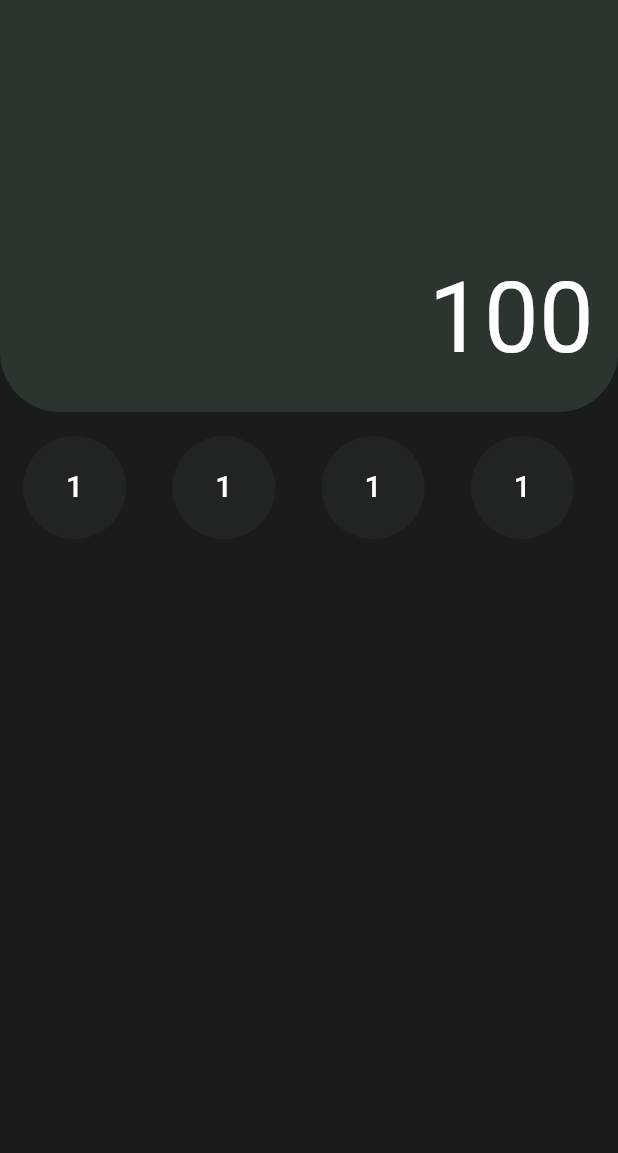
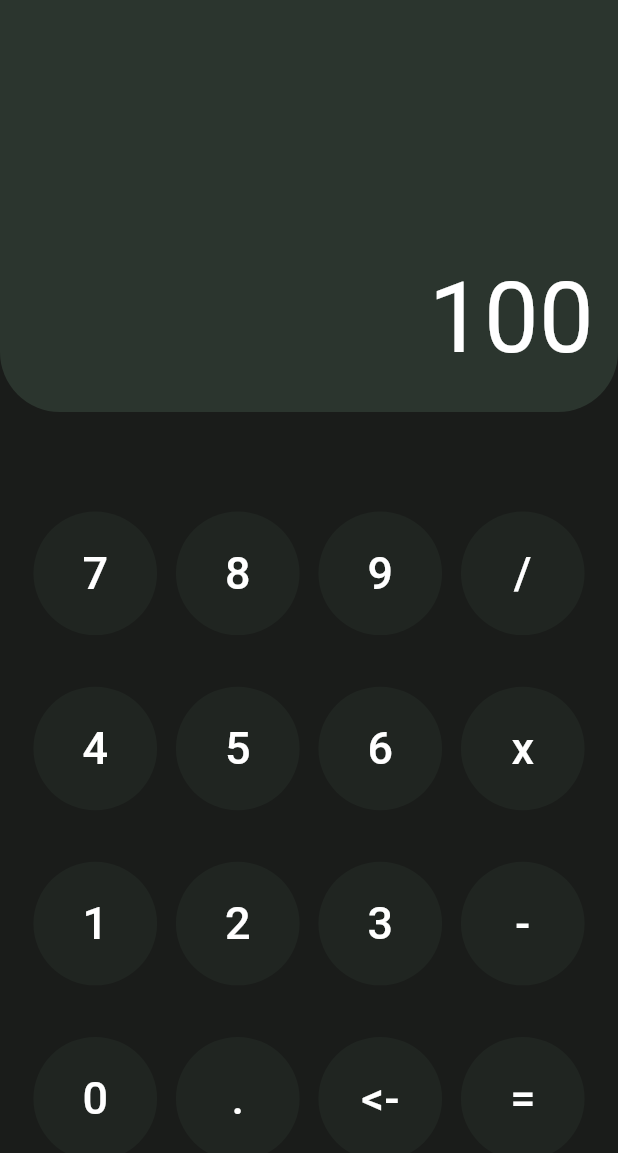
Before and after one commit to fr4nsgallegos/recetasappg10, a Flutter app: the screen it shows after launch, on a phone screen of 412 x 824 dp. Shown: the top 1153 px of the screen. Run offline on Flutter 3.47's test engine with Material 3 defaults, Android fonts, the phone set to English and light mode, and no system bars; our stand-ins replace curved_navigation_bar.

Commit message:
build buttons calculator

```diff
--- a/lib/pages/calculator_page.dart
+++ b/lib/pages/calculator_page.dart
@@ -31,14 +31,48 @@ class CalculatorPage extends StatelessWidget {
             SizedBox(
               height: 16,
             ),
+            Expanded(
+              child: Padding(
+                padding: EdgeInsets.all(16),
+                child: Column(
+                  mainAxisAlignment: MainAxisAlignment.spaceEvenly,
+                  children: [
                     Row(
                       children: [
-                BuildButton(),
-                BuildButton(),
-                BuildButton(),
-                BuildButton(),
+                        BuildButton("7", Color(0xff202521), () {}),
+                        BuildButton("8", Color(0xff202521), () {}),
+                        BuildButton("9", Color(0xff202521), () {}),
+                        BuildButton("/", Color(0xff202521), () {}),
                       ],
-            )
+                    ),
+                    Row(
+                      children: [
+                        BuildButton("4", Color(0xff202521), () {}),
+                        BuildButton("5", Color(0xff202521), () {}),
+                        BuildButton("6", Color(0xff202521), () {}),
+                        BuildButton("x", Color(0xff202521), () {}),
+                      ],
+                    ),
+                    Row(
+                      children: [
+                        BuildButton("1", Color(0xff202521), () {}),
+                        BuildButton("2", Color(0xff202521), () {}),
+                        BuildButton("3", Color(0xff202521), () {}),
+                        BuildButton("-", Color(0xff202521), () {}),
+                      ],
+                    ),
+                    Row(
+                      children: [
+                        BuildButton("0", Color(0xff202521), () {}),
+                        BuildButton(".", Color(0xff202521), () {}),
+                        BuildButton("<-", Color(0xff202521), () {}),
+                        BuildButton("=", Color(0xff202521), () {}),
+                      ],
+                    ),
+                  ],
+                ),
+              ),
+            ),
           ],
         ),
       ),
@@ -47,22 +81,33 @@ class CalculatorPage extends StatelessWidget {
 }
 
 class BuildButton extends StatelessWidget {
+  String texto;
+  Color bgColor;
+  VoidCallback funcion;
+
+  BuildButton(
+    this.texto,
+    this.bgColor,
+    this.funcion,
+  );
   @override
   Widget build(BuildContext context) {
-    return OutlinedButton(
+    return Expanded(
+      child: OutlinedButton(
         style: OutlinedButton.styleFrom(
           shape: CircleBorder(),
-        backgroundColor: Color(0xff202521),
+          backgroundColor: bgColor,
           side: BorderSide.none,
         ),
-      onPressed: () {},
+        onPressed: funcion,
         child: Container(
           alignment: Alignment.center,
-        height: MediaQuery.of(context).size.height / 12,
-        width: MediaQuery.of(context).size.width / 8,
+          height: MediaQuery.of(context).size.height / 10,
+          width: MediaQuery.of(context).size.width / 6,
           child: Text(
-          "1",
-          style: TextStyle(color: Colors.white, fontSize: 20),
+            texto,
+            style: TextStyle(color: Colors.white, fontSize: 30),
+          ),
         ),
       ),
     );
```
Lines whose indentation alone changed are shown as unchanged.
